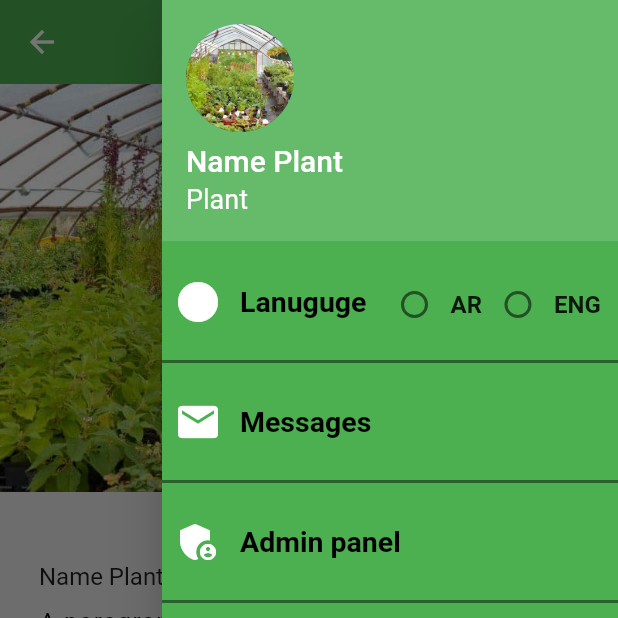
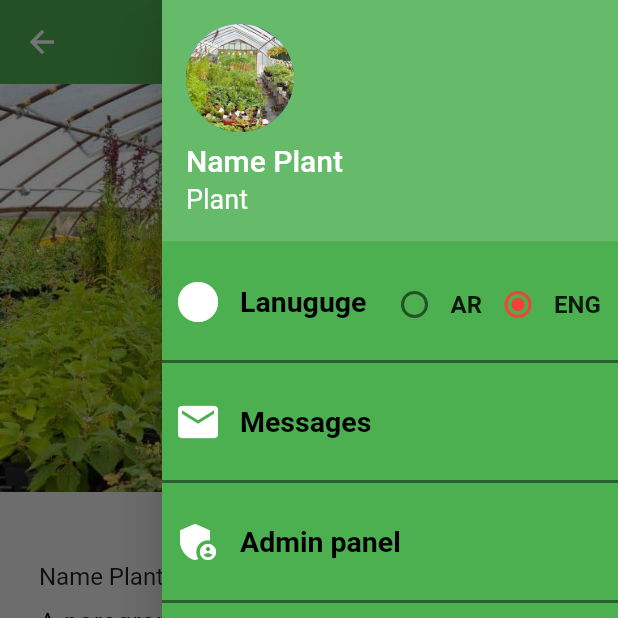
Before and after one commit to Mohanad1995/assinment4, a Flutter app: the DetailsProduct screen opened by its route, with the side drawer open, on a phone screen of 412 x 824 dp, the top half of it. Run offline on Flutter 3.47's test engine with Material 2 defaults, Android fonts, the phone set to English and light mode, and no system bars.

Commit message:
Add files via upload

```diff
--- a/lib/utilies/custom_drawer.dart
+++ b/lib/utilies/custom_drawer.dart
@@ -5,7 +5,7 @@ class CustomDrawer extends StatefulWidget {
 }
 
 class _CustomDrawerState extends State<CustomDrawer> {
-  int val;
+  int val=2;
   @override
   Widget build(BuildContext context) {
     return Drawer(
@@ -64,7 +64,13 @@ class _CustomDrawerState extends State<CustomDrawer> {
             ),
 
             CustomDivider(),
-            CutomRowWidget(Icons.mail, 'Messages'),
+            GestureDetector(
+              onTap: (){
+                Navigator.pushNamed(context, 'Masseges');
+              },
+              child:  CutomRowWidget(Icons.mail, 'Messages'),
+            ),
+
             CustomDivider(),
             GestureDetector(
               onTap: (){
--- a/lib/utilies/routs.dart
+++ b/lib/utilies/routs.dart
@@ -10,6 +10,7 @@ import 'package:agricultural_market/ui/pages/basic_page/splach.dart';
 import 'package:agricultural_market/ui/pages/basic_page/terms_conditions.dart';
 import 'package:agricultural_market/ui/pages/details_product.dart';
 import 'package:agricultural_market/ui/pages/edit_stores.dart';
+import 'package:agricultural_market/ui/pages/massege.dart';
 import 'package:agricultural_market/ui/pages/parts.dart';
 import 'package:agricultural_market/ui/pages/plant_page.dart';
 import 'package:agricultural_market/ui/pages/stores.dart';
@@ -28,4 +29,5 @@ Map<String,WidgetBuilder> routs= {
   'CallUS':(context)=>CallUS(),
   'TermsConditions':(context)=>TermsConditions(),
   'AddAdvertisement':(context)=>AddAdvertisement(),
+  'Masseges':(context)=>Masseges(),
 };
```
